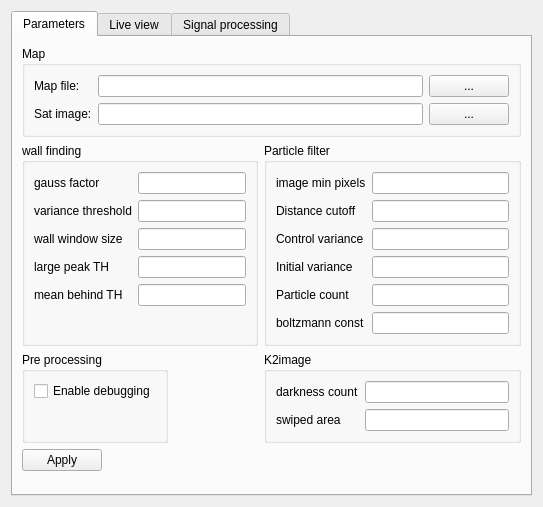
Qt form Hanse/Module_SonarLocalization/form_sonarlocalization.ui (iti-luebeck/HANSE2011) before a commit.
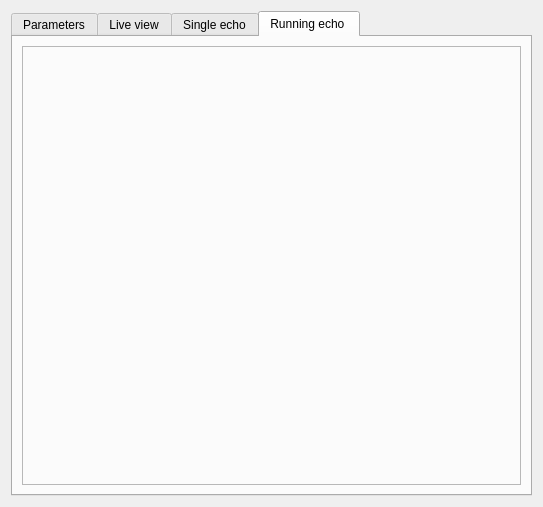
The same form after that commit. The open tabs and pages were chosen to show the change.

```diff
--- a/Hanse/Module_SonarLocalization/form_sonarlocalization.ui
+++ b/Hanse/Module_SonarLocalization/form_sonarlocalization.ui
@@ -368,7 +368,7 @@
      </widget>
      <widget class="QWidget" name="tab">
       <attribute name="title">
-       <string>Signal processing</string>
+       <string>Single echo</string>
       </attribute>
       <layout class="QVBoxLayout" name="verticalLayout_2">
        <item>
@@ -397,6 +397,23 @@
        </item>
       </layout>
      </widget>
+     <widget class="QWidget" name="tab_4">
+      <attribute name="title">
+       <string>Running echo </string>
+      </attribute>
+      <layout class="QVBoxLayout" name="verticalLayout">
+       <item>
+        <widget class="QFrame" name="runningEchoFrame">
+         <property name="frameShape">
+          <enum>QFrame::StyledPanel</enum>
+         </property>
+         <property name="frameShadow">
+          <enum>QFrame::Raised</enum>
+         </property>
+        </widget>
+       </item>
+      </layout>
+     </widget>
     </widget>
    </item>
   </layout>
```
